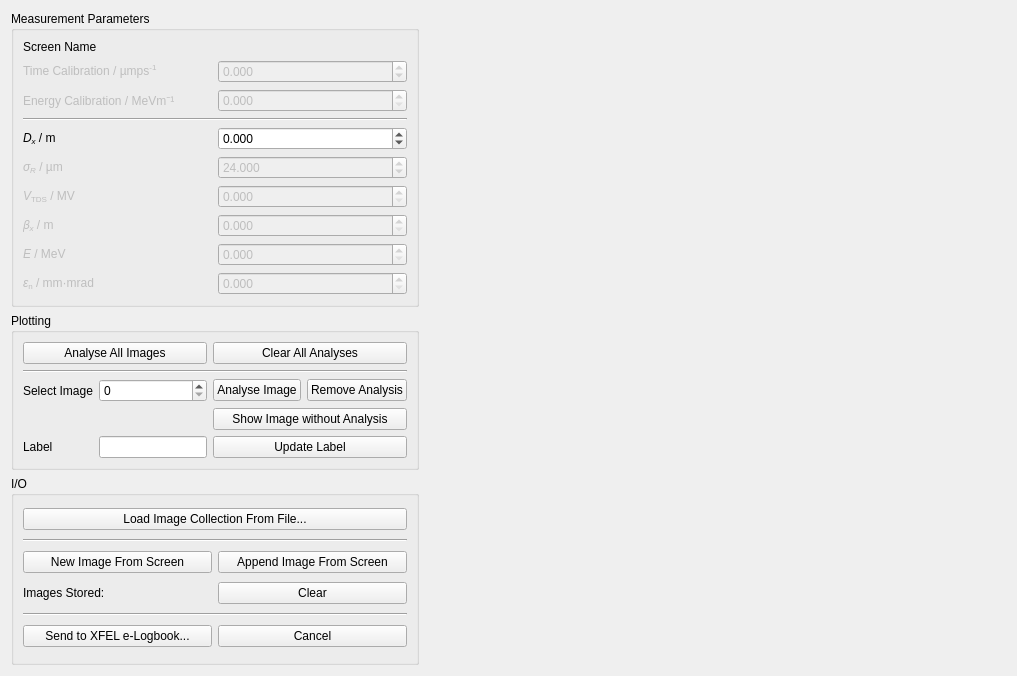
Before: the Qt Designer form esme/gui/ui/slicer.ui in st-walker/esme, drawn with Qt 5.
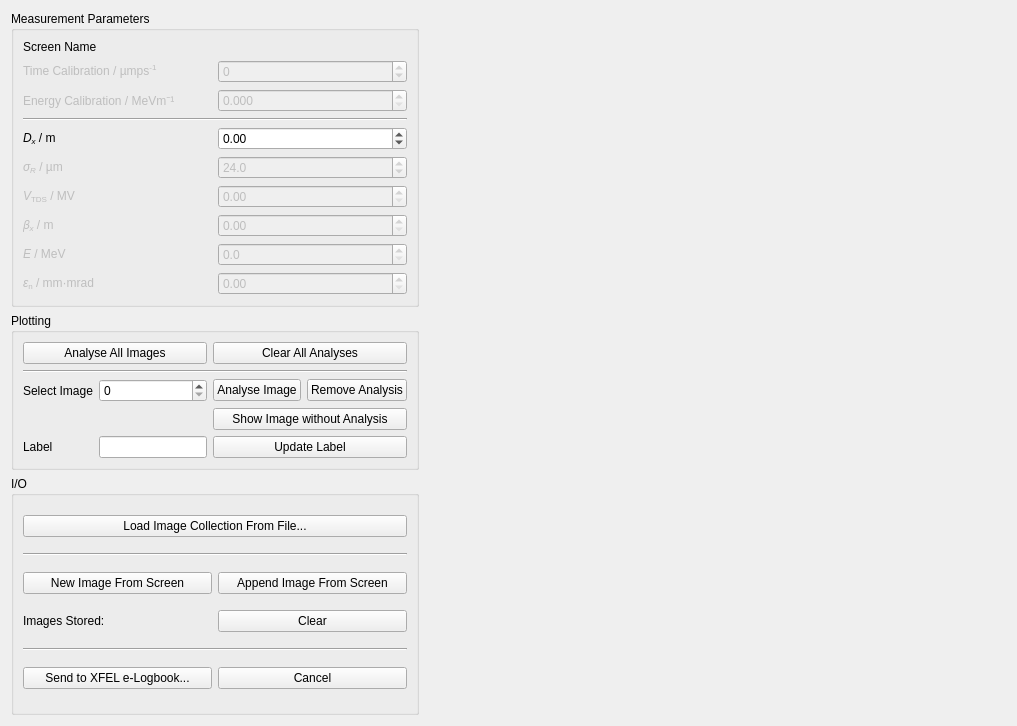
After: the same form once the commit is applied. Custom widgets are drawn as their Qt base class.

Diff of the .ui file:
```diff
--- a/esme/gui/ui/slicer.ui
+++ b/esme/gui/ui/slicer.ui
@@ -7,7 +7,7 @@
     <x>0</x>
     <y>0</y>
     <width>1017</width>
-    <height>676</height>
+    <height>726</height>
    </rect>
   </property>
   <property name="windowTitle">
@@ -26,7 +26,7 @@
          <bool>false</bool>
         </property>
         <property name="decimals">
-         <number>3</number>
+         <number>2</number>
         </property>
         <property name="singleStep">
          <double>0.100000000000000</double>
@@ -106,7 +106,7 @@
          <bool>false</bool>
         </property>
         <property name="decimals">
-         <number>3</number>
+         <number>2</number>
         </property>
         <property name="singleStep">
          <double>0.100000000000000</double>
@@ -119,7 +119,7 @@
          <bool>false</bool>
         </property>
         <property name="decimals">
-         <number>3</number>
+         <number>2</number>
         </property>
         <property name="maximum">
          <double>99.000000000000000</double>
@@ -135,7 +135,7 @@
          <bool>false</bool>
         </property>
         <property name="decimals">
-         <number>3</number>
+         <number>0</number>
         </property>
         <property name="minimum">
          <double>-1000.000000000000000</double>
@@ -174,7 +174,7 @@
          <string>Screen Resolution</string>
         </property>
         <property name="decimals">
-         <number>3</number>
+         <number>1</number>
         </property>
         <property name="singleStep">
          <double>0.100000000000000</double>
@@ -190,7 +190,7 @@
          <bool>false</bool>
         </property>
         <property name="decimals">
-         <number>3</number>
+         <number>1</number>
         </property>
         <property name="maximum">
          <double>3000.000000000000000</double>
@@ -227,7 +227,7 @@
       <item row="6" column="1">
        <widget class="QDoubleSpinBox" name="dispersion_spinner">
         <property name="decimals">
-         <number>3</number>
+         <number>2</number>
         </property>
         <property name="minimum">
          <double>-99.000000000000000</double>
```
